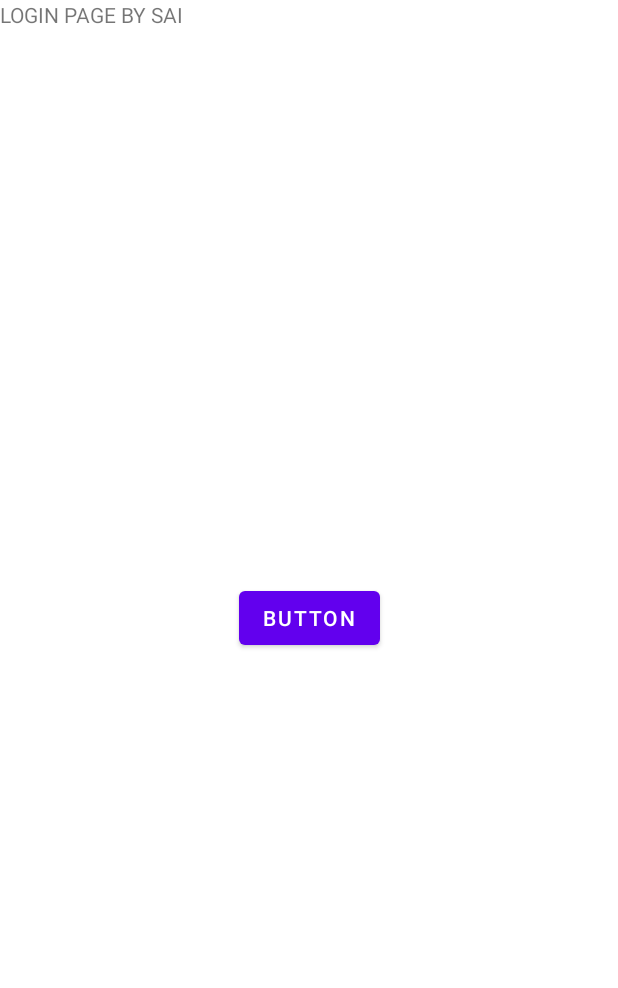
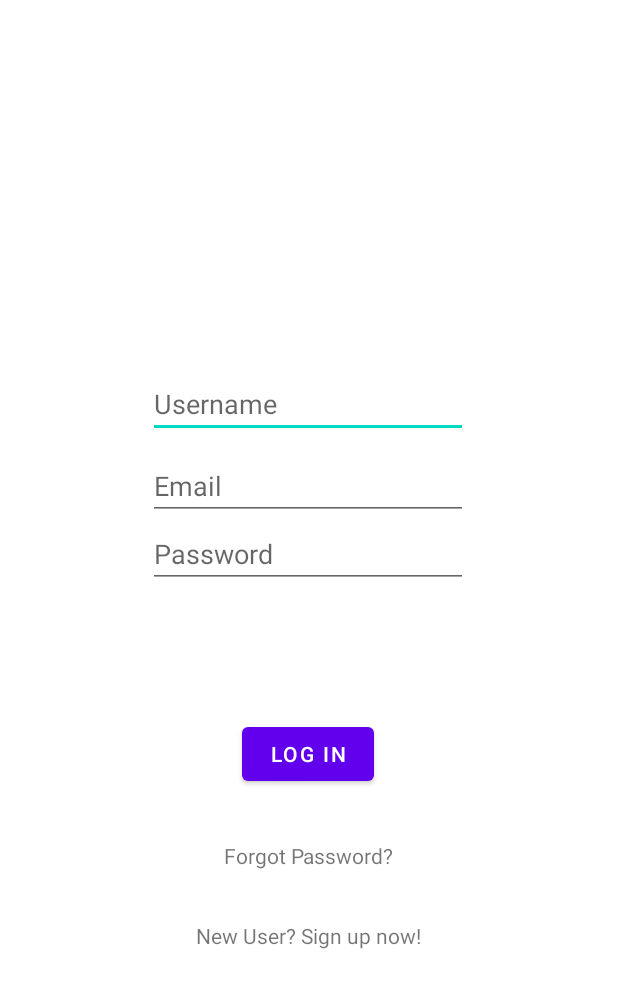
Before and after one commit to nuwinwiwana/I-KAEN, an Android app: the layout login_page.xml on its own in the app's theme, with its tools: preview values and no code run, on a phone screen of 412 x 824 dp. Shown: the top 988 px of the screen. Run offline under Robolectric (Android 15) with nearby library versions, the phone set to English and light mode, and no system bars.

Commit message:
Update Log in page (Layout only)

```diff
--- a/IKAENSYSTEM/app/src/main/res/layout/login_page.xml
+++ b/IKAENSYSTEM/app/src/main/res/layout/login_page.xml
@@ -6,21 +6,80 @@
     android:layout_width="match_parent"
     android:layout_height="match_parent">
 
-    <TextView
-        android:id="@+id/textView"
+    <Button
+        android:id="@+id/LoginButton"
         android:layout_width="wrap_content"
         android:layout_height="wrap_content"
-        android:text="LOGIN PAGE BY SAI"
-        tools:layout_editor_absoluteX="150dp"
-        tools:layout_editor_absoluteY="329dp" />
+        android:text="LOG IN"
+        app:layout_constraintBottom_toBottomOf="parent"
+        app:layout_constraintEnd_toEndOf="parent"
+        app:layout_constraintHorizontal_bias="0.498"
+        app:layout_constraintStart_toStartOf="parent"
+        app:layout_constraintTop_toTopOf="parent"
+        app:layout_constraintVertical_bias="0.617" />
 
-    <Button
-        android:id="@+id/button"
+    <EditText
+        android:id="@+id/editTextUsername"
         android:layout_width="wrap_content"
         android:layout_height="wrap_content"
-        android:text="Button"
+        android:ems="10"
+        android:hint="Username"
+        android:inputType="textPersonName"
+        app:layout_constraintBottom_toTopOf="@+id/LoginButton"
+        app:layout_constraintEnd_toEndOf="parent"
+        app:layout_constraintHorizontal_bias="0.497"
+        app:layout_constraintStart_toStartOf="parent"
+        app:layout_constraintTop_toTopOf="parent"
+        app:layout_constraintVertical_bias="0.569" />
+
+    <EditText
+        android:id="@+id/editTextEmail"
+        android:layout_width="wrap_content"
+        android:layout_height="wrap_content"
+        android:ems="10"
+        android:hint="Email"
+        android:inputType="textEmailAddress"
+        app:layout_constraintBottom_toTopOf="@+id/LoginButton"
+        app:layout_constraintEnd_toEndOf="parent"
+        app:layout_constraintHorizontal_bias="0.497"
+        app:layout_constraintStart_toStartOf="parent"
+        app:layout_constraintTop_toBottomOf="@+id/editTextUsername"
+        app:layout_constraintVertical_bias="0.068" />
+
+    <EditText
+        android:id="@+id/editTextPassword"
+        android:layout_width="wrap_content"
+        android:layout_height="wrap_content"
+        android:ems="10"
+        android:hint="Password"
+        android:inputType="textPassword"
+        app:layout_constraintBottom_toTopOf="@+id/LoginButton"
+        app:layout_constraintEnd_toEndOf="parent"
+        app:layout_constraintHorizontal_bias="0.497"
+        app:layout_constraintStart_toStartOf="parent"
+        app:layout_constraintTop_toBottomOf="@+id/editTextEmail"
+        app:layout_constraintVertical_bias="0.0" />
+
+    <TextView
+        android:id="@+id/textView8"
+        android:layout_width="wrap_content"
+        android:layout_height="wrap_content"
+        android:text="New User? Sign up now!"
         app:layout_constraintBottom_toBottomOf="parent"
         app:layout_constraintEnd_toEndOf="parent"
+        app:layout_constraintHorizontal_bias="0.498"
         app:layout_constraintStart_toStartOf="parent"
-        app:layout_constraintTop_toTopOf="parent" />
+        app:layout_constraintTop_toBottomOf="@+id/LoginButton"
+        app:layout_constraintVertical_bias="0.315" />
+
+    <TextView
+        android:id="@+id/tvForgotPassword"
+        android:layout_width="wrap_content"
+        android:layout_height="wrap_content"
+        android:text="Forgot Password?"
+        app:layout_constraintBottom_toTopOf="@+id/textView8"
+        app:layout_constraintEnd_toEndOf="parent"
+        app:layout_constraintStart_toStartOf="parent"
+        app:layout_constraintTop_toBottomOf="@+id/LoginButton" />
+
 </androidx.constraintlayout.widget.ConstraintLayout>
```
